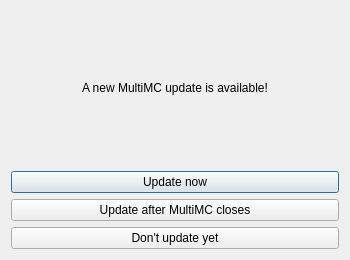
Above: gui/dialogs/UpdateDialog.ui from FreesmTeam/FreesmLauncher before the change. Below: the same form after it.
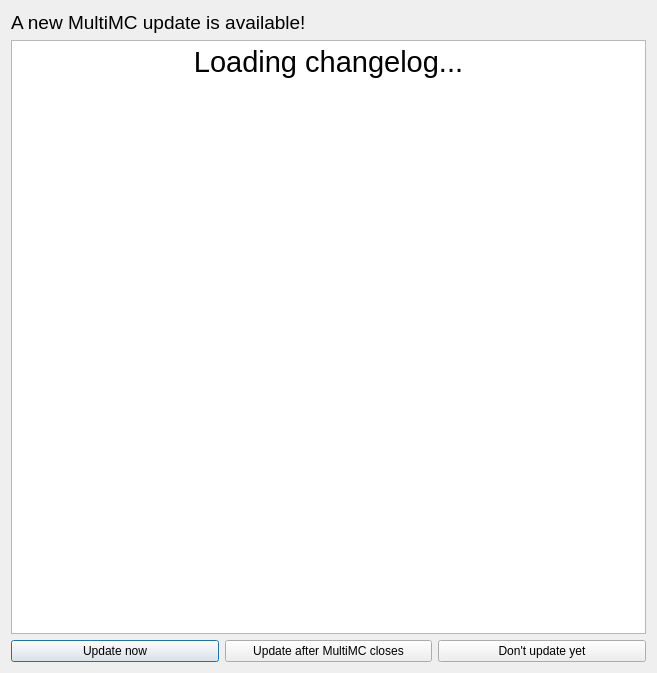
That is the form after the change. Icons and pictures are not drawn.

Commit message: Show changelog in the update dialog.

Patch:
```diff
--- a/gui/dialogs/UpdateDialog.ui
+++ b/gui/dialogs/UpdateDialog.ui
@@ -6,8 +6,8 @@
    <rect>
     <x>0</x>
     <y>0</y>
-    <width>350</width>
-    <height>260</height>
+    <width>657</width>
+    <height>673</height>
    </rect>
   </property>
   <property name="windowTitle">
@@ -19,15 +19,43 @@
   </property>
   <layout class="QVBoxLayout" name="verticalLayout">
    <item>
+    <layout class="QHBoxLayout" name="horizontalLayout_2">
+     <item>
     <widget class="QLabel" name="label">
+       <property name="font">
+        <font>
+         <pointsize>14</pointsize>
+        </font>
+       </property>
      <property name="text">
       <string>A new MultiMC update is available!</string>
      </property>
      <property name="alignment">
-      <set>Qt::AlignCenter</set>
-     </property>
-    </widget>
-   </item>
+        <set>Qt::AlignLeading|Qt::AlignLeft|Qt::AlignVCenter</set>
+       </property>
+       <property name="buddy">
+        <cstring>changelogBrowser</cstring>
+       </property>
+      </widget>
+     </item>
+    </layout>
+   </item>
+   <item>
+    <widget class="QTextBrowser" name="changelogBrowser">
+     <property name="html">
+      <string>&lt;!DOCTYPE HTML PUBLIC &quot;-//W3C//DTD HTML 4.0//EN&quot; &quot;http://www.w3.org/TR/REC-html40/strict.dtd&quot;&gt;
+&lt;html&gt;&lt;head&gt;&lt;meta name=&quot;qrichtext&quot; content=&quot;1&quot; /&gt;&lt;style type=&quot;text/css&quot;&gt;
+p, li { white-space: pre-wrap; }
+&lt;/style&gt;&lt;/head&gt;&lt;body style=&quot; font-family:'Bitstream Vera Sans'; font-size:11pt; font-weight:400; font-style:normal;&quot;&gt;
+&lt;p align=&quot;center&quot; style=&quot; margin-top:12px; margin-bottom:12px; margin-left:0px; margin-right:0px; -qt-block-indent:0; text-indent:0px;&quot;&gt;&lt;span style=&quot; font-size:22pt;&quot;&gt;Loading changelog...&lt;/span&gt;&lt;/p&gt;&lt;/body&gt;&lt;/html&gt;</string>
+     </property>
+     <property name="openExternalLinks">
+      <bool>true</bool>
+     </property>
+    </widget>
+   </item>
+   <item>
+    <layout class="QHBoxLayout" name="horizontalLayout">
    <item>
     <widget class="QPushButton" name="btnUpdateNow">
      <property name="sizePolicy">
@@ -62,6 +90,8 @@
     </widget>
    </item>
   </layout>
+   </item>
+  </layout>
  </widget>
  <resources>
   <include location="../../graphics.qrc"/>
```
Left out of the diff: 10 changed lines with no effect on the pictures. Lines whose indentation alone changed are shown as unchanged. The commit also changes 2 other files.
